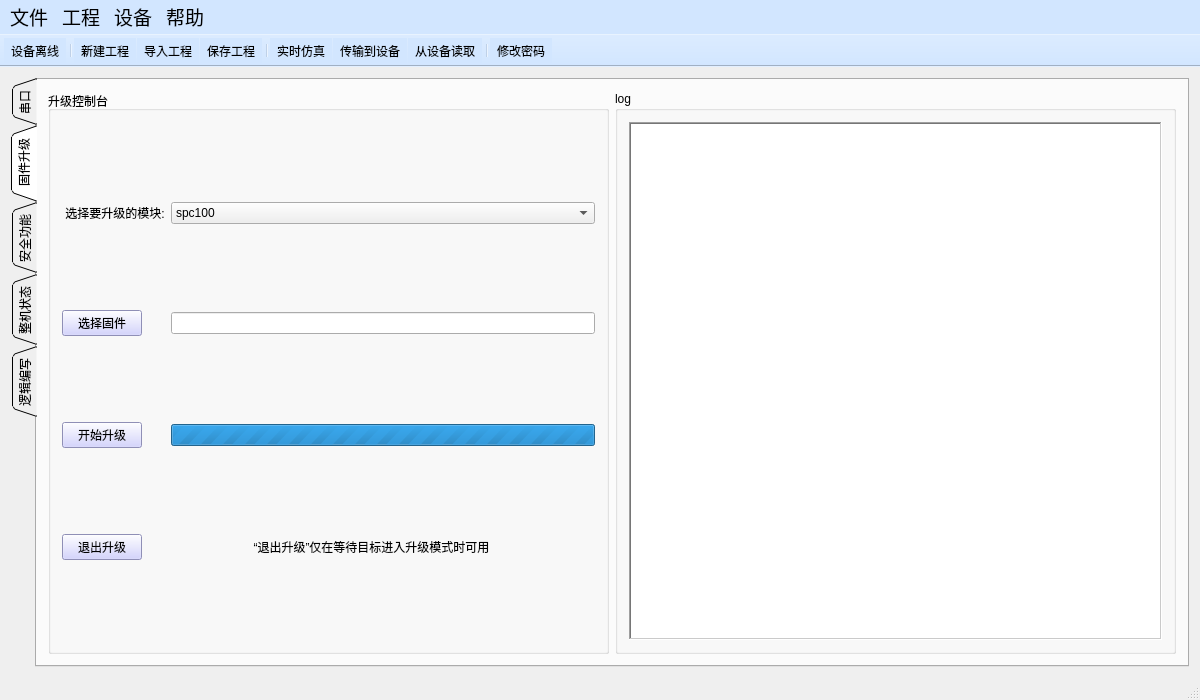
Old version of the form mainwindow.ui in the repository su0814/qt_spc100.
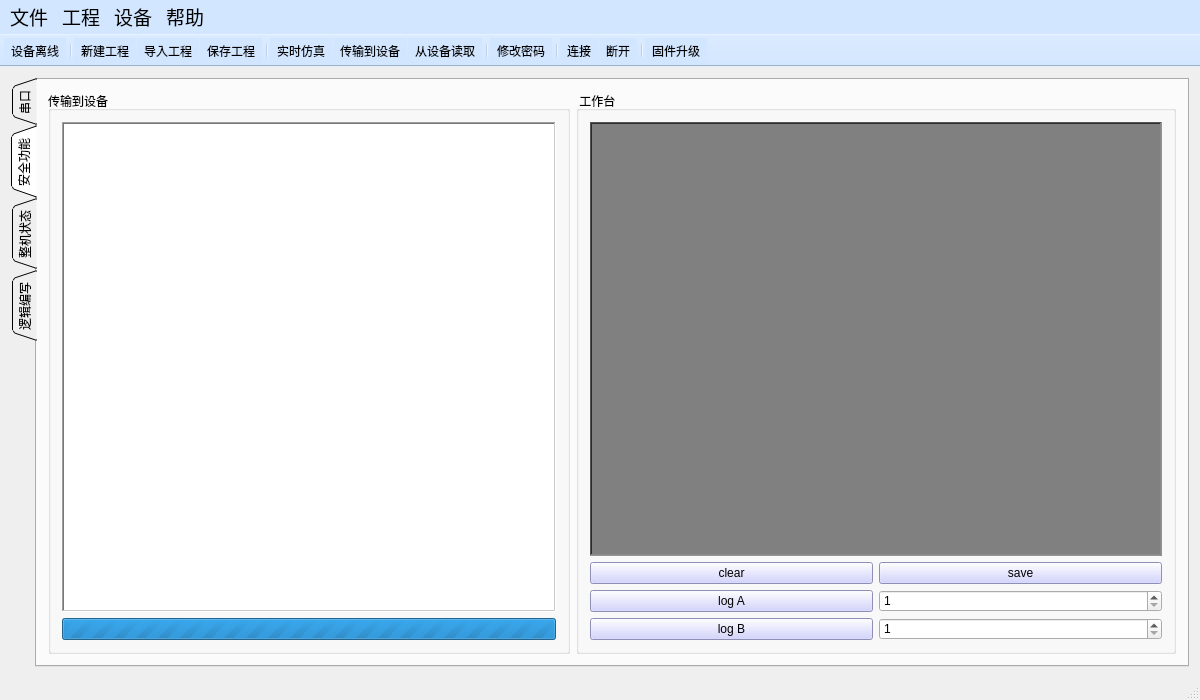
New version of the form. The open tabs and pages were chosen to show the change. Icons and pictures are not drawn.

Commit message: 固件升级页面改为弹窗形式

Diff of the .ui file:
```diff
--- a/mainwindow.ui
+++ b/mainwindow.ui
@@ -316,112 +316,6 @@
         </item>
        </layout>
       </widget>
-      <widget class="QWidget" name="tab_upgrade">
-       <attribute name="title">
-        <string> 固件升级</string>
-       </attribute>
-       <layout class="QGridLayout" name="gridLayout_10">
-        <item row="0" column="1">
-         <widget class="QGroupBox" name="groupBox_6">
-          <property name="title">
-           <string>log</string>
-          </property>
-          <layout class="QGridLayout" name="gridLayout_9">
-           <item row="0" column="0">
-            <widget class="QTextBrowser" name="upgrade_log">
-             <property name="minimumSize">
-              <size>
-               <width>0</width>
-               <height>0</height>
-              </size>
-             </property>
-             <property name="font">
-              <font>
-               <pointsize>12</pointsize>
-              </font>
-             </property>
-             <property name="frameShape">
-              <enum>QFrame::WinPanel</enum>
-             </property>
-            </widget>
-           </item>
-          </layout>
-         </widget>
-        </item>
-        <item row="0" column="0">
-         <widget class="QGroupBox" name="upgrade_groupBox">
-          <property name="styleSheet">
-           <string notr="true">QPushButton{ background-color: rgb(200,200,255);}</string>
-          </property>
-          <property name="title">
-           <string>升级控制台</string>
-          </property>
-          <layout class="QGridLayout" name="gridLayout_5">
-           <item row="0" column="0" colspan="2">
-            <widget class="QLabel" name="label_6">
-             <property name="text">
-              <string> 选择要升级的模块:</string>
-             </property>
-            </widget>
-           </item>
-           <item row="0" column="2">
-            <widget class="QComboBox" name="select_module_comboBox">
-             <item>
-              <property name="text">
-               <string>spc100</string>
-              </property>
-             </item>
-            </widget>
-           </item>
-           <item row="1" column="0">
-            <widget class="QPushButton" name="select_fw_pushButton">
-             <property name="text">
-              <string>选择固件</string>
-             </property>
-            </widget>
-           </item>
-           <item row="1" column="2">
-            <widget class="QLineEdit" name="firmware_name_lineedit"/>
-           </item>
-           <item row="2" column="0">
-            <widget class="QPushButton" name="start_upgrade_pushButton">
-             <property name="text">
-              <string>开始升级</string>
-             </property>
-            </widget>
-           </item>
-           <item row="2" column="2">
-            <widget class="QProgressBar" name="upgrade_progressBar">
-             <property name="maximum">
-              <number>0</number>
-             </property>
-             <property name="value">
-              <number>0</number>
-             </property>
-            </widget>
-           </item>
-           <item row="3" column="0">
-            <widget class="QPushButton" name="quit_upgrade_pushButton">
-             <property name="text">
-              <string>退出升级</string>
-             </property>
-            </widget>
-           </item>
-           <item row="3" column="1" colspan="2">
-            <widget class="QLabel" name="label_7">
-             <property name="text">
-              <string>“退出升级”仅在等待目标进入升级模式时可用</string>
-             </property>
-             <property name="alignment">
-              <set>Qt::AlignCenter</set>
-             </property>
-            </widget>
-           </item>
-          </layout>
-         </widget>
-        </item>
-       </layout>
-      </widget>
       <widget class="QWidget" name="tab_lua">
        <attribute name="title">
         <string>安全功能</string>
@@ -8610,6 +8504,11 @@
    <addaction name="action_read_from_device"/>
    <addaction name="separator"/>
    <addaction name="action_change_device_passwd"/>
+   <addaction name="separator"/>
+   <addaction name="action_serial_open"/>
+   <addaction name="action"/>
+   <addaction name="separator"/>
+   <addaction name="action_upgrade"/>
   </widget>
   <action name="action_new_project">
    <property name="icon">
@@ -8726,6 +8625,31 @@
     <string>SPC100 Config tool manual</string>
    </property>
   </action>
+  <action name="action_serial_open">
+   <property name="text">
+    <string>连接</string>
+   </property>
+   <property name="toolTip">
+    <string>连接设备</string>
+   </property>
+  </action>
+  <action name="action">
+   <property name="text">
+    <string>断开</string>
+   </property>
+   <property name="toolTip">
+    <string>断开设备连接</string>
+   </property>
+  </action>
+  <action name="action_upgrade">
+   <property name="icon">
+    <iconset resource="photo.qrc">
+     <normaloff>:/new/photo/photo/upgrade.png</normaloff>:/new/photo/photo/upgrade.png</iconset>
+   </property>
+   <property name="text">
+    <string>固件升级</string>
+   </property>
+  </action>
  </widget>
  <layoutdefault spacing="6" margin="11"/>
  <resources>
```
Left out of the diff: 3 changed lines with no effect on the pictures. The commit also changes 13 other files.
